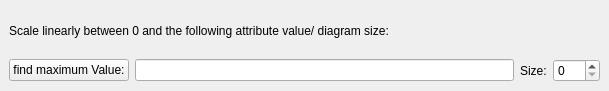
Qt form src/plugins/diagram_overlay/qgslinearlyscalingdialogbase.ui (stopa85/Quantum-GIS) before a commit.
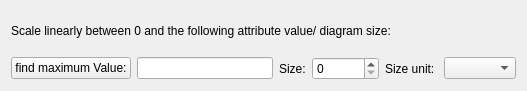
The same form after that commit.

Commit message: First try to specify diagram sizes in map units

Patch:
```diff
--- a/src/plugins/diagram_overlay/qgslinearlyscalingdialogbase.ui
+++ b/src/plugins/diagram_overlay/qgslinearlyscalingdialogbase.ui
@@ -5,7 +5,7 @@
    <rect>
     <x>0</x>
     <y>0</y>
-    <width>609</width>
+    <width>527</width>
     <height>91</height>
    </rect>
   </property>
@@ -13,42 +13,50 @@
    <string>Form</string>
   </property>
   <layout class="QGridLayout" >
-   <property name="margin" >
-    <number>9</number>
-   </property>
-   <property name="spacing" >
-    <number>6</number>
-   </property>
-   <item row="1" column="2" >
-    <widget class="QLabel" name="mSizeLabel" >
-     <property name="text" >
-      <string>Size:</string>
-     </property>
-    </widget>
-   </item>
-   <item row="1" column="3" >
-    <widget class="QSpinBox" name="mSizeSpinBox" >
-     <property name="maximum" >
-      <number>999</number>
-     </property>
-    </widget>
-   </item>
-   <item row="0" column="0" colspan="3" >
+   <item row="0" column="0" >
     <widget class="QLabel" name="mTitleLabel" >
      <property name="text" >
       <string>Scale linearly between 0 and the following attribute value/ diagram size:</string>
      </property>
     </widget>
    </item>
-   <item row="1" column="1" >
-    <widget class="QLineEdit" name="mValueLineEdit" />
-   </item>
    <item row="1" column="0" >
-    <widget class="QPushButton" name="mFindMaximumValueButton" >
-     <property name="text" >
-      <string>find maximum Value:</string>
-     </property>
-    </widget>
+    <layout class="QHBoxLayout" >
+     <item>
+      <widget class="QPushButton" name="mFindMaximumValueButton" >
+       <property name="text" >
+        <string>find maximum Value:</string>
+       </property>
+      </widget>
+     </item>
+     <item>
+      <widget class="QLineEdit" name="mValueLineEdit" />
+     </item>
+     <item>
+      <widget class="QLabel" name="mSizeLabel" >
+       <property name="text" >
+        <string>Size:</string>
+       </property>
+      </widget>
+     </item>
+     <item>
+      <widget class="QSpinBox" name="mSizeSpinBox" >
+       <property name="maximum" >
+        <number>10000000</number>
+       </property>
+      </widget>
+     </item>
+     <item>
+      <widget class="QLabel" name="mSizeUnitLabel" >
+       <property name="text" >
+        <string>Size unit: </string>
+       </property>
+      </widget>
+     </item>
+     <item>
+      <widget class="QComboBox" name="mSizeUnitComboBox" />
+     </item>
+    </layout>
    </item>
   </layout>
  </widget>
```
The commit also changes 4 other files.
